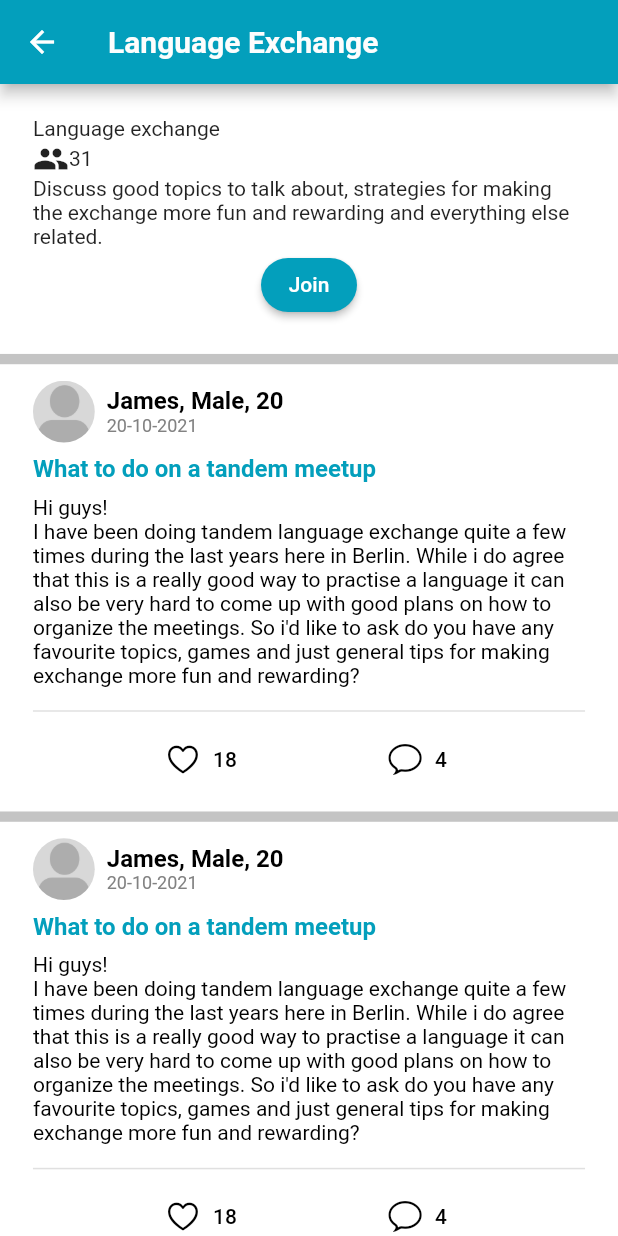
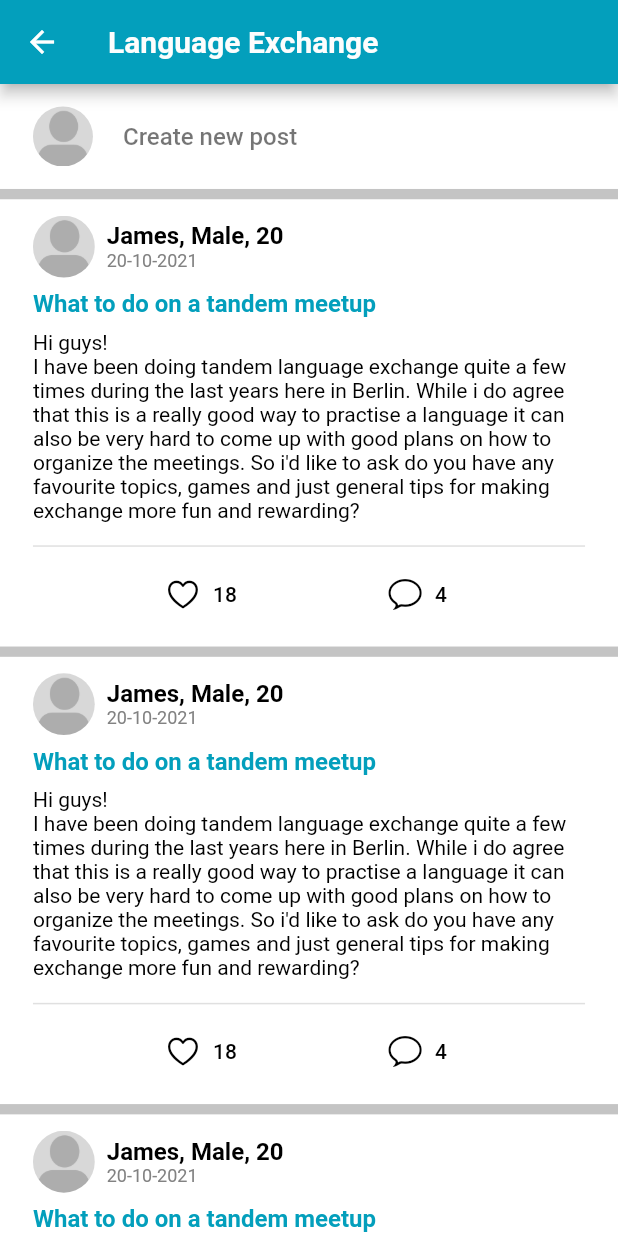
Before and after one commit to hoangcongminh/exchange_language_mobile, a Flutter app: the GroupDetail screen opened by its route, on a phone screen of 412 x 824 dp. Run offline on Flutter 3.47's test engine with Material 2 defaults, Android fonts, the phone set to English and light mode, and no system bars; drawn by our look-alikes of cached_network_image; our stand-ins replace dartz, dio, equatable, flutter_bloc, flutter_image_compress, flutter_slidable and 9 more; missing offline and left inert: comment_tree, flutter_quill, translator; accounts and stored records are empty; generated files the repository leaves out were written again; network calls fail; project files that could hold a hidden picture were left out.

Commit message:
update create group screen | update group ui

```diff
--- a/lib/common/l10n/arbs/app_vi.arb
+++ b/lib/common/l10n/arbs/app_vi.arb
@@ -26,5 +26,7 @@
     "search": "Tìm kiếm",
     "join": "Tham gia",
     "updateInfo": "Cập nhật thông tin",
-    "result": "Kết quả"
+    "result": "Kết quả",
+    "teacher": "Giáo viên",
+    "learner": "Học viên"
 }
--- a/lib/presentation/features/filter/pages/filter_screen.dart
+++ b/lib/presentation/features/filter/pages/filter_screen.dart
@@ -106,7 +106,7 @@ class _FilterScreenState extends State<FilterScreen> {
                                         color: type == FilterScreenType.student
                                             ? Theme.of(context).primaryColor
                                             : Colors.grey,
-                                        label: const Text('Student'),
+                                        label: Text(l10n.learner),
                                         onPressed: () {
                                           setState(() {
                                             type = FilterScreenType.student;
@@ -120,7 +120,7 @@ class _FilterScreenState extends State<FilterScreen> {
                                         color: type == FilterScreenType.teacher
                                             ? Theme.of(context).primaryColor
                                             : Colors.grey,
-                                        label: const Text('Teacher'),
+                                        label: Text(l10n.teacher),
                                         onPressed: () {
                                           setState(() {
                                             type = FilterScreenType.teacher;
--- a/lib/presentation/features/group/pages/create_group_screen.dart
+++ b/lib/presentation/features/group/pages/create_group_screen.dart
@@ -26,7 +26,11 @@ class CreateGroupScreen extends StatelessWidget {
               const SizedBox(height: 16),
               const Text('Description'),
               const SizedBox(height: 8),
-              const TextfieldWidget(),
+              const TextfieldWidget(
+                minLines: 10,
+                maxLines: 10,
+                keyboardType: TextInputType.multiline,
+              ),
               const Spacer(),
               AppButtonWidget(
                 label: const Text('Create group'),
--- a/lib/presentation/features/group/pages/group_detail.dart
+++ b/lib/presentation/features/group/pages/group_detail.dart
@@ -1,8 +1,8 @@
 import 'package:exchange_language_mobile/common/l10n/l10n.dart';
+import 'package:exchange_language_mobile/presentation/features/group/widget/create_post_widget.dart';
 import 'package:flutter/material.dart';
 import 'package:sizer/sizer.dart';
 
-import '../../../widgets/app_button_widget.dart';
 import '../widget/post_item.dart';
 
 class GroupDetail extends StatelessWidget {
@@ -18,39 +18,38 @@ class GroupDetail extends StatelessWidget {
       ),
       body: Column(
         children: [
+          // Container(
+          //   color: Colors.white,
+          //   padding: EdgeInsets.all(16.sp),
+          //   child: Column(
+          //     crossAxisAlignment: CrossAxisAlignment.start,
+          //     children: [
+          //       const Text('Language exchange '),
+          //       Row(
+          //         children: const [
+          //           Icon(Icons.people),
+          //           Text('31'),
+          //         ],
+          //       ),
+          //       const Text(
+          //           'Discuss good topics to talk about, strategies for making the exchange more fun and rewarding and everything else related.'),
+          //       Center(
+          //         child: AppButtonWidget(
+          //           shape: RoundedRectangleBorder(
+          //             borderRadius: BorderRadius.circular(20.sp),
+          //           ),
+          //           onPressed: () {},
+          //           label: Text(l10n.join),
+          //         ),
+          //       )
+          //     ],
+          //   ),
+          // ),
+          const CreatePostWidget(),
           Expanded(
             child: ListView.builder(
               itemCount: 10,
               itemBuilder: (BuildContext context, int index) {
-                if (index == 0) {
-                  return Container(
-                    color: Colors.white,
-                    padding: EdgeInsets.all(16.sp),
-                    child: Column(
-                      crossAxisAlignment: CrossAxisAlignment.start,
-                      children: [
-                        const Text('Language exchange '),
-                        Row(
-                          children: const [
-                            Icon(Icons.people),
-                            Text('31'),
-                          ],
-                        ),
-                        const Text(
-                            'Discuss good topics to talk about, strategies for making the exchange more fun and rewarding and everything else related.'),
-                        Center(
-                          child: AppButtonWidget(
-                            shape: RoundedRectangleBorder(
-                              borderRadius: BorderRadius.circular(20.sp),
-                            ),
-                            onPressed: () {},
-                            label: Text(l10n.join),
-                          ),
-                        )
-                      ],
-                    ),
-                  );
-                }
                 return Container(
                   color: Colors.white,
                   margin: EdgeInsets.only(top: 5.sp),
--- /dev/null
+++ b/lib/presentation/features/group/widget/create_post_widget.dart
@@ -0,0 +1,76 @@
+import 'package:flutter/cupertino.dart';
+import 'package:flutter/material.dart';
+import 'package:sizer/sizer.dart';
+
+import '../../../../common/constants/app_constants.dart';
+import '../../../../data/datasources/local/user_local_data.dart';
+import '../../../../routes/app_pages.dart';
+import '../../../widgets/avatar_widget.dart';
+
+class CreatePostWidget extends StatelessWidget {
+  const CreatePostWidget({Key? key}) : super(key: key);
+
+  @override
+  Widget build(BuildContext context) {
+    return Container(
+      color: Colors.white,
+      child: Padding(
+        padding: EdgeInsets.symmetric(horizontal: 16.sp, vertical: 8.sp),
+        child: Row(
+          children: [
+            AvatarWidget(
+              height: 40,
+              width: 40,
+              imageUrl:
+                  '${AppConstants.baseImageUrl}${UserLocal().getUser()?.avatar.src}',
+            ),
+            const SizedBox(
+              width: 8,
+            ),
+            Expanded(
+              child: TextButton(
+                onPressed: () {
+                  showCupertinoModalPopup(
+                      context: context,
+                      builder: (context) {
+                        return Scaffold(
+                          appBar: AppBar(
+                            leading: IconButton(
+                                onPressed: () => AppNavigator().pop(),
+                                icon: const Icon(Icons.close)),
+                            title: const Text('Create post'),
+                            actions: [
+                              Padding(
+                                padding: const EdgeInsets.only(
+                                    right: 16.0, top: 8, bottom: 8),
+                                child: ElevatedButton(
+                                  onPressed: () {},
+                                  child: const Text('Post'),
+                                ),
+                              )
+                            ],
+                          ),
+                        );
+                      });
+                },
+                child: const Align(
+                  alignment: Alignment.centerLeft,
+                  child: Padding(
+                    padding: EdgeInsets.only(left: 4.0),
+                    child: Text(
+                      'Create new post',
+                      style: TextStyle(
+                        fontSize: 16,
+                        color: Colors.black54,
+                      ),
+                    ),
+                  ),
+                ),
+              ),
+            ),
+          ],
+        ),
+      ),
+    );
+  }
+}
--- a/lib/presentation/widgets/textfield_widget.dart
+++ b/lib/presentation/widgets/textfield_widget.dart
@@ -11,6 +11,8 @@ class TextfieldWidget extends StatefulWidget {
   final TextCapitalization? textCapitalization;
   final String? Function(String?)? validator;
   final Function(String)? onChanged;
+  final int? minLines;
+  final int? maxLines;
 
   const TextfieldWidget({
     Key? key,
@@ -24,6 +26,8 @@ class TextfieldWidget extends StatefulWidget {
     this.textCapitalization = TextCapitalization.none,
     this.validator,
     this.onChanged,
+    this.minLines,
+    this.maxLines,
   }) : super(key: key);
 
   @override
@@ -54,6 +58,8 @@ class _TextfieldWidgetState extends State<TextfieldWidget> {
   @override
   Widget build(BuildContext context) {
     return TextFormField(
+      minLines: widget.minLines,
+      maxLines: widget.maxLines ?? 1,
       style: const TextStyle(fontSize: 16),
       focusNode: _focusNode,
       obscureText: widget.obscureText ?? false,
--- a/pubspec.yaml
+++ b/pubspec.yaml
@@ -37,6 +37,7 @@ dependencies:
   sizer: ^2.0.15
   socket_io_client: ^2.0.0-beta.4-nullsafety.0
   translator: ^0.1.7
+  flutter_slidable: ^2.0.0
 
 dev_dependencies:
   build_runner: ^2.1.8
```
Also changed, not shown: lib/common/l10n/arbs/app_en.arb (+8 -0 lines), lib/presentation/features/notification/widgets/notification_item.dart (+31 -5 lines), lib/presentation/features/update-profile-info/pages/update_profile_info_screen.dart (+22 -2 lines), pubspec.lock.
